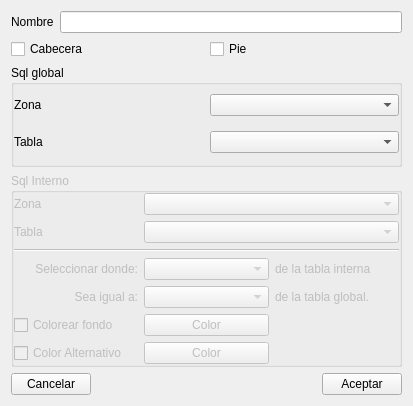
Before: the Qt Designer form Report/editdetailsecdlg.ui in kapyderi/recoverdrake-v3, drawn with Qt 5.
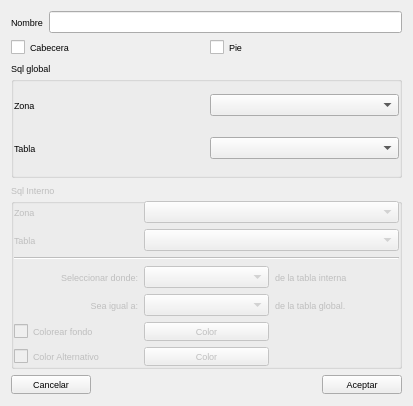
After: the same form once the commit is applied. Icons and pictures are not drawn.

```diff
--- a/Report/editdetailsecdlg.ui
+++ b/Report/editdetailsecdlg.ui
@@ -16,6 +16,11 @@
     <height>408</height>
    </size>
   </property>
+  <property name="font">
+   <font>
+    <pointsize>7</pointsize>
+   </font>
+  </property>
   <property name="windowTitle">
    <string>Configurar detalles</string>
   </property>
```
